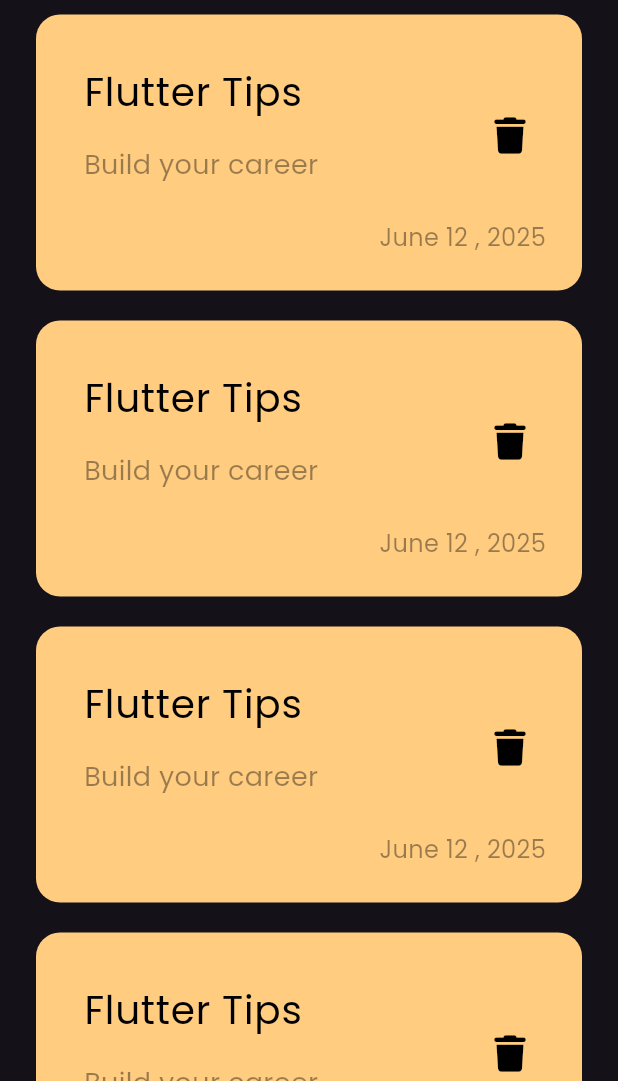
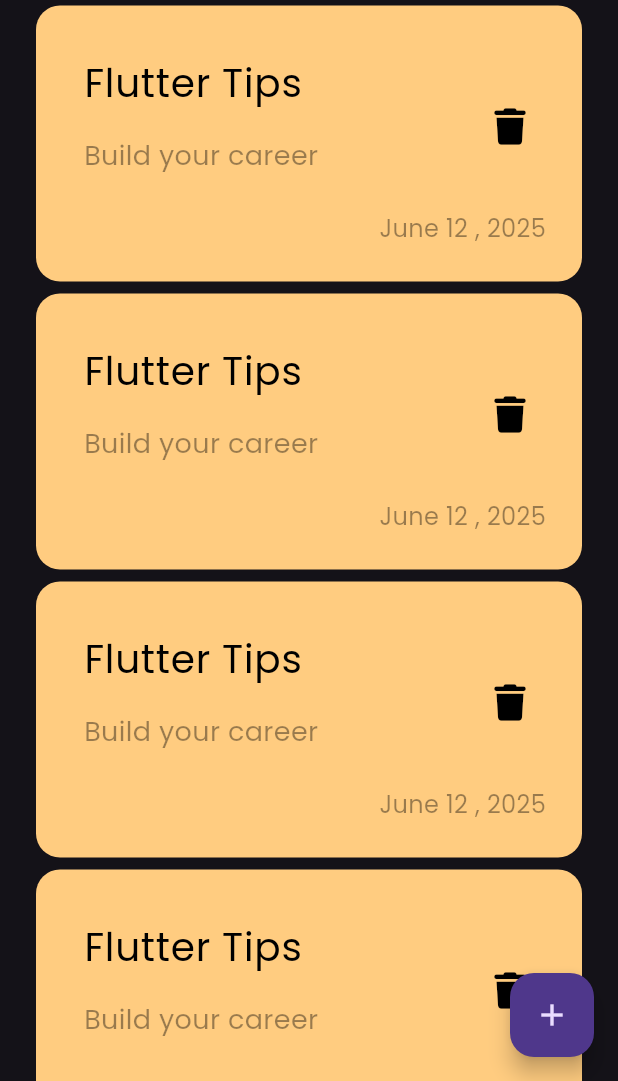
Before and after one commit to Menna2Alaa/notesApp, a Flutter app: the screen it shows after launch, on a phone screen of 412 x 824 dp, the part 155-1236 px from its top. Run offline on Flutter 3.47's test engine with Material 3 defaults, Android fonts, the phone set to English and light mode, and no system bars; our stand-ins replace font_awesome_flutter.

Commit message:
add floating action button in home view

```diff
--- a/lib/views/home_view.dart
+++ b/lib/views/home_view.dart
@@ -6,6 +6,12 @@ class HomeView extends StatelessWidget {
 
   @override
   Widget build(BuildContext context) {
-    return const Scaffold(body: NotesViewBody());
+    return Scaffold(
+      floatingActionButton: FloatingActionButton(
+        onPressed: () {},
+        child: Icon(Icons.add),
+      ),
+      body: const NotesViewBody(),
+    );
   }
 }
--- a/lib/views/widgets/notes_list_view.dart
+++ b/lib/views/widgets/notes_list_view.dart
@@ -9,7 +9,7 @@ class NotesViewList extends StatelessWidget {
     return ListView.builder(
       itemBuilder: (context, index) {
         return const Padding(
-          padding: EdgeInsets.symmetric(vertical: 10),
+          padding: EdgeInsets.symmetric(vertical: 4),
           child: NotesItem(),
         );
       },
```
